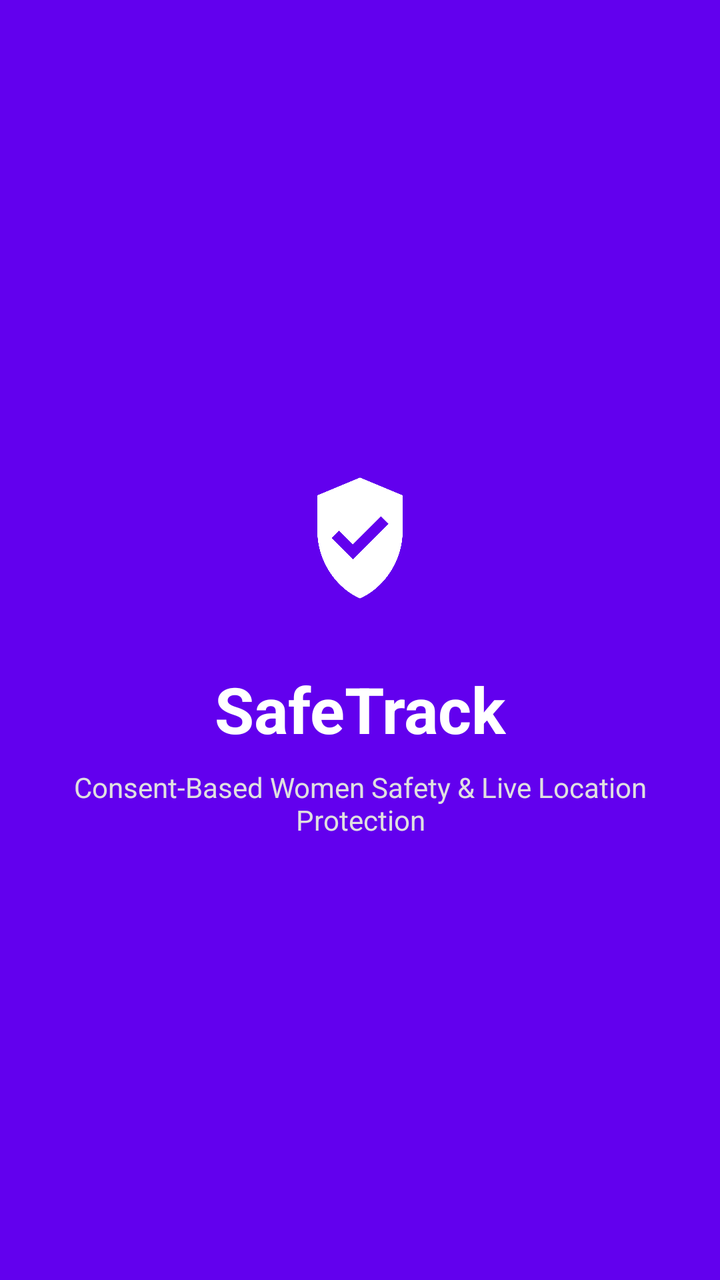
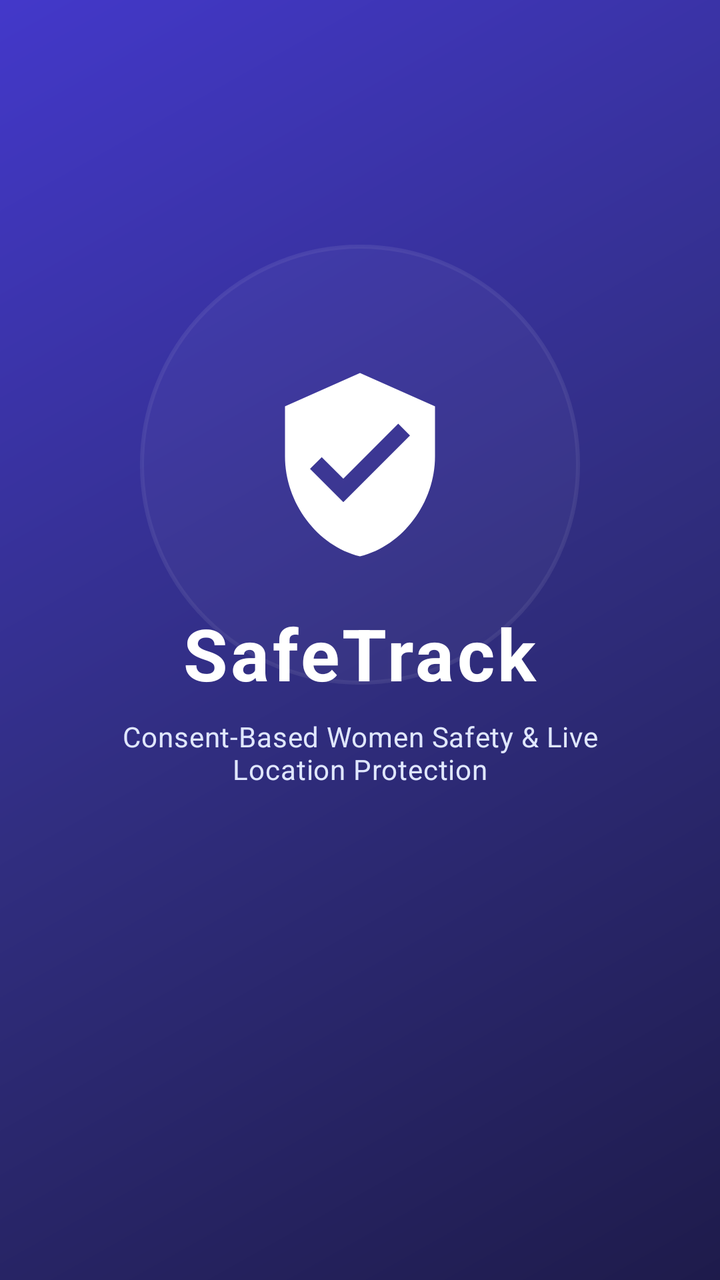

The first picture is an Android layout as it rendered before a commit; the second is the same layout after the commit. The layout source and the unified diff follow.
<!-- AndroidManifest.xml: activity theme Theme.SafeTrack.Splash -->
<!-- res/layout/activity_splash.xml -->
<?xml version="1.0" encoding="utf-8"?>
<androidx.constraintlayout.widget.ConstraintLayout xmlns:android="http://schemas.android.com/apk/res/android"
    xmlns:app="http://schemas.android.com/apk/res-auto"
    android:layout_width="match_parent"
    android:layout_height="match_parent"
    android:background="@color/primary">

    <ImageView
        android:id="@+id/ivLogo"
        android:layout_width="96dp"
        android:layout_height="96dp"
        android:src="@drawable/ic_launcher_foreground"
        app:layout_constraintBottom_toTopOf="@+id/tvAppName"
        app:layout_constraintEnd_toEndOf="parent"
        app:layout_constraintStart_toStartOf="parent"
        app:layout_constraintTop_toTopOf="parent"
        app:layout_constraintVertical_chainStyle="packed" />

    <TextView
        android:id="@+id/tvAppName"
        android:layout_width="wrap_content"
        android:layout_height="wrap_content"
        android:layout_marginTop="16dp"
        android:text="@string/app_name"
        android:textColor="@color/surface_light"
        android:textSize="32sp"
        android:textStyle="bold"
        app:layout_constraintBottom_toTopOf="@+id/tvAppTagline"
        app:layout_constraintEnd_toEndOf="parent"
        app:layout_constraintStart_toStartOf="parent"
        app:layout_constraintTop_toBottomOf="@+id/ivLogo" />

    <TextView
        android:id="@+id/tvAppTagline"
        android:layout_width="0dp"
        android:layout_height="wrap_content"
        android:layout_marginStart="32dp"
        android:layout_marginTop="8dp"
        android:layout_marginEnd="32dp"
        android:gravity="center"
        android:text="@string/app_tagline"
        android:textColor="#E0E0E0"
        android:textSize="14sp"
        app:layout_constraintBottom_toBottomOf="parent"
        app:layout_constraintEnd_toEndOf="parent"
        app:layout_constraintStart_toStartOf="parent"
        app:layout_constraintTop_toBottomOf="@+id/tvAppName" />

    <ProgressBar
        android:layout_width="wrap_content"
        android:layout_height="wrap_content"
        android:layout_marginBottom="48dp"
        android:indeterminateTint="@color/surface_light"
        app:layout_constraintBottom_toBottomOf="parent"
        app:layout_constraintEnd_toEndOf="parent"
        app:layout_constraintStart_toStartOf="parent" />

</androidx.constraintlayout.widget.ConstraintLayout>
<!-- resources referenced by this layout -->
<resources>
  <color name="primary">#6200EE</color>
  <color name="surface_light">#FFFFFF</color>
  <!-- drawable ic_launcher_foreground (drawable) -->
  <vector xmlns:android="http://schemas.android.com/apk/res/android"
      android:width="108dp"
      android:height="108dp"
      android:viewportWidth="108"
      android:viewportHeight="108">
      <path
          android:fillColor="#FFFFFF"
          android:pathData="M54,20 L30,30 V50 C30,66.6 40.2,81.9 54,88 C67.8,81.9 78,66.6 78,50 V30 L54,20 Z M50,66 L38,54 L42.2,49.8 L50,57.6 L65.8,41.8 L70,46 L50,66 Z" />
  </vector>
  <string name="app_name">SafeTrack</string>
  <string name="app_tagline">Consent-Based Women Safety &amp; Live Location Protection</string>
  <style name="Theme.SafeTrack.Splash" parent="Theme.SafeTrack">
          <item name="android:windowBackground">@color/primary</item>
          <item name="android:statusBarColor">@color/primary</item>
      </style>
  <style name="Theme.SafeTrack" parent="Theme.Material3.DayNight.NoActionBar">
          
          <item name="colorPrimary">@color/primary</item>
          <item name="colorPrimaryVariant">@color/primary_variant</item>
          <item name="colorOnPrimary">@color/surface_light</item>
          
          <item name="colorSecondary">@color/secondary</item>
          <item name="colorSecondaryVariant">@color/secondary_variant</item>
          <item name="colorOnSecondary">@color/text_primary</item>
          
          <item name="android:statusBarColor">@color/primary_variant</item>
          <item name="android:windowLightStatusBar">false</item>
          <item name="android:windowBackground">@color/background_light</item>
      </style>
  <color name="primary_variant">#3700B3</color>
  <color name="secondary">#03DAC6</color>
  <color name="secondary_variant">#018786</color>
  <color name="text_primary">#1C1B1F</color>
  <color name="background_light">#F8F9FA</color>
</resources>

<!-- the commit's change to res/layout/activity_splash.xml (unified diff, before → after) -->
@@ -3,13 +3,25 @@
     xmlns:app="http://schemas.android.com/apk/res-auto"
     android:layout_width="match_parent"
     android:layout_height="match_parent"
-    android:background="@color/primary">
+    android:background="@drawable/bg_gradient_header">
+
+    
+    <View
+        android:layout_width="220dp"
+        android:layout_height="220dp"
+        android:background="@drawable/bg_sos_ring_outer"
+        android:backgroundTint="#26FFFFFF"
+        app:layout_constraintBottom_toBottomOf="@+id/ivLogo"
+        app:layout_constraintEnd_toEndOf="@+id/ivLogo"
+        app:layout_constraintStart_toStartOf="@+id/ivLogo"
+        app:layout_constraintTop_toTopOf="@+id/ivLogo" />
 
     <ImageView
         android:id="@+id/ivLogo"
-        android:layout_width="96dp"
-        android:layout_height="96dp"
-        android:src="@drawable/ic_launcher_foreground"
+        android:layout_width="100dp"
+        android:layout_height="100dp"
+        android:src="@drawable/ic_shield_check"
+        app:tint="@color/surface_light"
         app:layout_constraintBottom_toTopOf="@+id/tvAppName"
         app:layout_constraintEnd_toEndOf="parent"
         app:layout_constraintStart_toStartOf="parent"
@@ -20,10 +32,11 @@
         android:id="@+id/tvAppName"
         android:layout_width="wrap_content"
         android:layout_height="wrap_content"
-        android:layout_marginTop="16dp"
+        android:layout_marginTop="20dp"
+        android:letterSpacing="0.04"
         android:text="@string/app_name"
         android:textColor="@color/surface_light"
-        android:textSize="32sp"
+        android:textSize="36sp"
         android:textStyle="bold"
         app:layout_constraintBottom_toTopOf="@+id/tvAppTagline"
         app:layout_constraintEnd_toEndOf="parent"
@@ -34,25 +47,28 @@
         android:id="@+id/tvAppTagline"
         android:layout_width="0dp"
         android:layout_height="wrap_content"
-        android:layout_marginStart="32dp"
+        android:layout_marginStart="36dp"
         android:layout_marginTop="8dp"
-        android:layout_marginEnd="32dp"
+        android:layout_marginEnd="36dp"
         android:gravity="center"
+        android:letterSpacing="0.02"
         android:text="@string/app_tagline"
-        android:textColor="#E0E0E0"
+        android:textColor="#E0E7FF"
         android:textSize="14sp"
-        app:layout_constraintBottom_toBottomOf="parent"
+        app:layout_constraintBottom_toTopOf="@+id/pbLoading"
         app:layout_constraintEnd_toEndOf="parent"
         app:layout_constraintStart_toStartOf="parent"
         app:layout_constraintTop_toBottomOf="@+id/tvAppName" />
 
     <ProgressBar
-        android:layout_width="wrap_content"
-        android:layout_height="wrap_content"
-        android:layout_marginBottom="48dp"
+        android:id="@+id/pbLoading"
+        android:layout_width="32dp"
+        android:layout_height="32dp"
+        android:layout_marginTop="32dp"
         android:indeterminateTint="@color/surface_light"
         app:layout_constraintBottom_toBottomOf="parent"
         app:layout_constraintEnd_toEndOf="parent"
-        app:layout_constraintStart_toStartOf="parent" />
+        app:layout_constraintStart_toStartOf="parent"
+        app:layout_constraintTop_toBottomOf="@+id/tvAppTagline" />
 
 </androidx.constraintlayout.widget.ConstraintLayout>
<!-- resource entries referenced after the edit -->
@@ -1,41 +1,82 @@
 <!-- resources referenced by this layout -->
 <resources>
-  <color name="primary">#6200EE</color>
+  <color name="primary">#4F46E5</color>
+  <color name="primary_light">#EEF2FF</color>
   <color name="surface_light">#FFFFFF</color>
-  <!-- drawable ic_launcher_foreground (drawable) -->
+  <!-- drawable bg_gradient_header (drawable) -->
+  <?xml version="1.0" encoding="utf-8"?>
+  <shape xmlns:android="http://schemas.android.com/apk/res/android"
+      android:shape="rectangle">
+      <gradient
+          android:angle="135"
+          android:startColor="#1E1B4B"
+          android:centerColor="#312E81"
+          android:endColor="#4338CA"
+          android:type="linear" />
+  </shape>
+  <!-- drawable bg_sos_ring_outer (drawable) -->
+  <?xml version="1.0" encoding="utf-8"?>
+  <shape xmlns:android="http://schemas.android.com/apk/res/android"
+      android:shape="oval">
+      <solid android:color="#33EF4444" />
+      <stroke
+          android:width="2dp"
+          android:color="#80EF4444" />
+  </shape>
+  <!-- drawable ic_shield_check (drawable) -->
   <vector xmlns:android="http://schemas.android.com/apk/res/android"
-      android:width="108dp"
-      android:height="108dp"
-      android:viewportWidth="108"
-      android:viewportHeight="108">
-      <path
-          android:fillColor="#FFFFFF"
-          android:pathData="M54,20 L30,30 V50 C30,66.6 40.2,81.9 54,88 C67.8,81.9 78,66.6 78,50 V30 L54,20 Z M50,66 L38,54 L42.2,49.8 L50,57.6 L65.8,41.8 L70,46 L50,66 Z" />
+      android:width="24dp"
+      android:height="24dp"
+      android:viewportWidth="24"
+      android:viewportHeight="24">
+    <path
+        android:fillColor="#FF000000"
+        android:pathData="M12,1L3,5v6c0,5.55 3.84,10.74 9,12c5.16,-1.26 9,-6.45 9,-12V5L12,1zM10,16.5l-4,-4l1.41,-1.41L10,13.67l6.59,-6.59L18,8.5L10,16.5z"/>
   </vector>
   <string name="app_name">SafeTrack</string>
   <string name="app_tagline">Consent-Based Women Safety &amp; Live Location Protection</string>
   <style name="Theme.SafeTrack.Splash" parent="Theme.SafeTrack">
-          <item name="android:windowBackground">@color/primary</item>
-          <item name="android:statusBarColor">@color/primary</item>
+          <item name="android:windowBackground">@drawable/bg_gradient_header</item>
+          <item name="android:statusBarColor">@color/primary_dark</item>
       </style>
   <style name="Theme.SafeTrack" parent="Theme.Material3.DayNight.NoActionBar">
           
           <item name="colorPrimary">@color/primary</item>
-          <item name="colorPrimaryVariant">@color/primary_variant</item>
+          <item name="colorPrimaryVariant">@color/primary_dark</item>
           <item name="colorOnPrimary">@color/surface_light</item>
+          <item name="colorPrimaryContainer">@color/primary_light</item>
+          <item name="colorOnPrimaryContainer">@color/primary_dark</item>
+  
           
           <item name="colorSecondary">@color/secondary</item>
           <item name="colorSecondaryVariant">@color/secondary_variant</item>
-          <item name="colorOnSecondary">@color/text_primary</item>
+          <item name="colorOnSecondary">@color/surface_light</item>
+          <item name="colorSecondaryContainer">@color/secondary_light</item>
+          <item name="colorOnSecondaryContainer">@color/secondary_variant</item>
+  
           
           <item name="android:statusBarColor">@color/primary_variant</item>
           <item name="android:windowLightStatusBar">false</item>
+          <item name="android:navigationBarColor">@color/surface_light</item>
+          <item name="android:windowLightNavigationBar" tools:targetApi="o_mr1">true</item>
           <item name="android:windowBackground">@color/background_light</item>
+  
+          
+          <item name="materialCardViewStyle">@style/Widget.SafeTrack.Card</item>
       </style>
-  <color name="primary_variant">#3700B3</color>
-  <color name="secondary">#03DAC6</color>
-  <color name="secondary_variant">#018786</color>
-  <color name="text_primary">#1C1B1F</color>
-  <color name="background_light">#F8F9FA</color>
+  <color name="primary_dark">#3730A3</color>
+  <color name="primary_variant">#312E81</color>
+  <color name="secondary">#0EA5E9</color>
+  <color name="secondary_variant">#0284C7</color>
+  <color name="secondary_light">#E0F2FE</color>
+  <color name="background_light">#F8FAFC</color>
+  <style name="Widget.SafeTrack.Card" parent="Widget.Material3.CardView.Elevated">
+          <item name="cardElevation">2dp</item>
+          <item name="cardCornerRadius">16dp</item>
+          <item name="strokeColor">@color/card_stroke</item>
+          <item name="strokeWidth">1dp</item>
+          <item name="cardBackgroundColor">@color/surface_light</item>
+      </style>
+  <color name="card_stroke">#E2E8F0</color>
 </resources>
 
